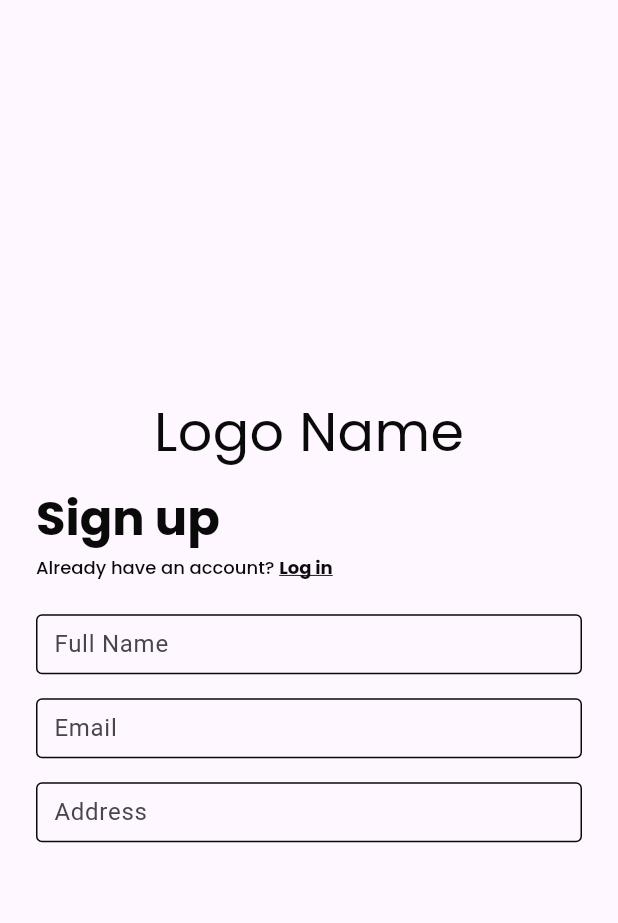
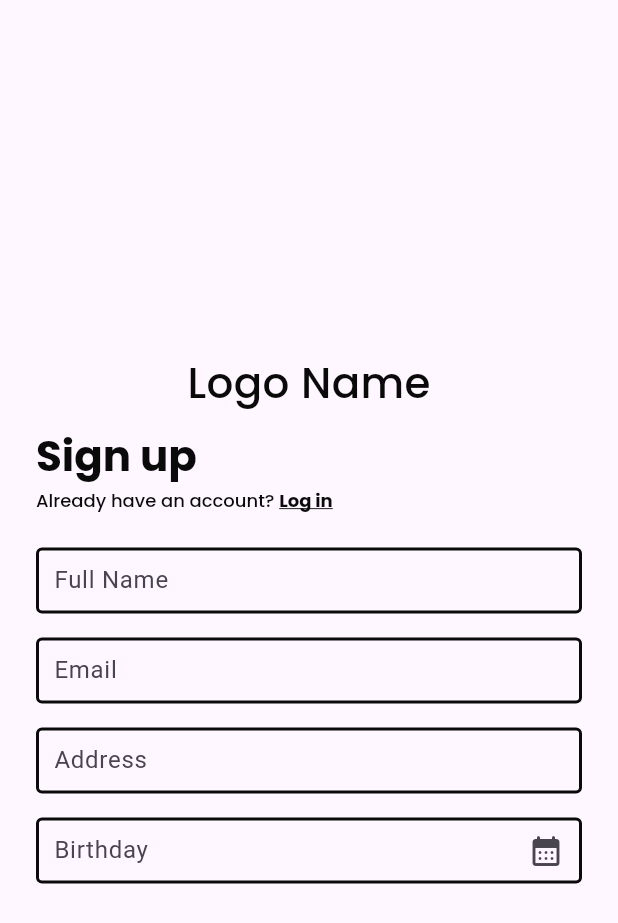
Before and after one commit to KapOllie/AdditionHills, a Flutter app: the SignupPage screen opened directly, on a phone screen of 412 x 824 dp. Shown: the top 923 px of the screen. Run offline on Flutter 3.47's test engine with Material 3 defaults, Android fonts, the phone set to English and light mode, and no system bars; our stand-ins replace google_fonts.

Commit message:
2nd Commit

```diff
--- a/lib/main.dart
+++ b/lib/main.dart
@@ -1,8 +1,10 @@
 import 'package:flutter/material.dart';
 import 'package:flutter_addition_hills/components/custom_scaffold.dart';
+import 'package:flutter_addition_hills/pages/admin_page.dart';
 import 'package:flutter_addition_hills/pages/document_request_page.dart';
 // import 'package:flutter_addition_hills/pages/homepage_page.dart';
-// import 'package:flutter_addition_hills/pages/login_page.dart';
+import 'package:flutter_addition_hills/pages/login_page.dart';
+import 'package:flutter_addition_hills/pages/signup_page.dart';
 //import 'package:flutter_addition_hills/pages/signup_page.dart';
 //import 'package:flutter_addition_hills/pages/homepage_page.dart';
 //import 'package:flutter_addition_hills/pages/loading_page.dart';
@@ -18,7 +20,7 @@ class MyApp extends StatelessWidget {
   Widget build(BuildContext context) {
     return const MaterialApp(
       debugShowCheckedModeBanner: false,
-      home: DocumentRequestPage(),
+      home: AdminPage(),
     );
   }
 }
--- a/lib/pages/document_request_page.dart
+++ b/lib/pages/document_request_page.dart
@@ -30,7 +30,7 @@ class _DocumentRequestPageState extends State<DocumentRequestPage> {
             appBarTitle: Text('LOGO NAME',
                 style: GoogleFonts.poppins(
                     textStyle: const TextStyle(
-                        color: Color(0xffFFFFFF),
+                        color: Color.fromARGB(255, 99, 87, 87),
                         fontSize: 20,
                         fontWeight: FontWeight.w400))),
             appBar: AppBar(),
--- a/lib/pages/signup_page.dart
+++ b/lib/pages/signup_page.dart
@@ -1,5 +1,6 @@
 import 'package:flutter/material.dart';
 import 'package:google_fonts/google_fonts.dart';
+import 'package:intl/intl.dart';
 
 class SignupPage extends StatefulWidget {
   const SignupPage({super.key});
@@ -9,7 +10,23 @@ class SignupPage extends StatefulWidget {
 }
 
 class _SignupPageState extends State<SignupPage> {
+  DateTime? _birthDate;
   final TextEditingController _controller = TextEditingController();
+  final _birthDayText = TextEditingController();
+  void _showDatePicker() {
+    showDatePicker(
+            context: context,
+            initialDate: DateTime.now(),
+            firstDate: DateTime(1900),
+            lastDate: DateTime(2025))
+        .then((value) {
+      setState(() {
+        _birthDate = value!;
+        _birthDayText.text = DateFormat('MM/dd/yy').format(_birthDate!);
+      });
+    });
+  }
+
   @override
   Widget build(BuildContext context) {
     return Scaffold(
@@ -26,8 +43,8 @@ class _SignupPageState extends State<SignupPage> {
                       'Logo Name',
                       style: GoogleFonts.poppins(
                           textStyle: const TextStyle(
-                              fontSize: 36,
-                              fontWeight: FontWeight.w400,
+                              fontSize: 28,
+                              fontWeight: FontWeight.w500,
                               color: Color(0xff0a0a0a))),
                     ),
                   ),
@@ -42,7 +59,7 @@ class _SignupPageState extends State<SignupPage> {
                           style: GoogleFonts.poppins(
                               textStyle: const TextStyle(
                                   color: Color(0xff0a0a0a),
-                                  fontSize: 32,
+                                  fontSize: 28,
                                   fontWeight: FontWeight.w700))),
                       TextSpan(
                           text: 'Already have an account? ',
@@ -65,14 +82,14 @@ class _SignupPageState extends State<SignupPage> {
                 const SizedBox(height: 14),
                 Container(
                   margin: const EdgeInsets.symmetric(vertical: 8),
-                  height: 40,
+                  height: 44,
                   child: TextFormField(
                     decoration: const InputDecoration(
+                        labelText: 'Full Name',
                         contentPadding: EdgeInsets.all(8),
-                        hintText: 'Full Name',
                         enabledBorder: OutlineInputBorder(
                             borderSide:
-                                BorderSide(color: Color(0xff0a0a0a), width: 1)),
+                                BorderSide(color: Color(0xff0a0a0a), width: 2)),
                         focusedBorder: OutlineInputBorder(
                             borderSide: BorderSide(
                                 color: Color(0xff0a0a0a), width: 1.5))),
@@ -80,14 +97,14 @@ class _SignupPageState extends State<SignupPage> {
                 ),
                 Container(
                   margin: const EdgeInsets.symmetric(vertical: 8),
-                  height: 40,
+                  height: 44,
                   child: TextFormField(
                     decoration: const InputDecoration(
+                        labelText: 'Email',
                         contentPadding: EdgeInsets.all(8),
-                        hintText: 'Email',
                         enabledBorder: OutlineInputBorder(
                             borderSide:
-                                BorderSide(color: Color(0xff0a0a0a), width: 1)),
+                                BorderSide(color: Color(0xff0a0a0a), width: 2)),
                         focusedBorder: OutlineInputBorder(
                             borderSide: BorderSide(
                                 color: Color(0xff0a0a0a), width: 1.5))),
@@ -95,18 +112,40 @@ class _SignupPageState extends State<SignupPage> {
                 ),
                 Container(
                   margin: const EdgeInsets.symmetric(vertical: 8),
-                  height: 40,
+                  height: 44,
                   child: TextFormField(
                     decoration: const InputDecoration(
+                        labelText: 'Address',
                         contentPadding: EdgeInsets.all(8),
-                        hintText: 'Address',
                         enabledBorder: OutlineInputBorder(
                             borderSide:
-                                BorderSide(color: Color(0xff0a0a0a), width: 1)),
+                                BorderSide(color: Color(0xff0a0a0a), width: 2)),
                         focusedBorder: OutlineInputBorder(
                             borderSide: BorderSide(
                                 color: Color(0xff0a0a0a), width: 1.5))),
                   ),
+                ),
+                Container(
+                  margin: const EdgeInsets.symmetric(vertical: 8),
+                  height: 44,
+                  child: TextFormField(
+                      readOnly: true,
+                      decoration: InputDecoration(
+                        labelText: 'Birthday',
+                        contentPadding: const EdgeInsets.all(8),
+                        enabledBorder: const OutlineInputBorder(
+                            borderSide:
+                                BorderSide(color: Color(0xff0a0a0a), width: 2)),
+                        focusedBorder: const OutlineInputBorder(
+                            borderSide:
+                                BorderSide(color: Color(0xff0a0a0a), width: 2)),
+                        suffixIcon: IconButton(
+                            icon: const Icon(Icons.calendar_month_rounded),
+                            onPressed: () {
+                              _showDatePicker();
+                            }),
+                      ),
+                      controller: _birthDayText),
                 )
               ],
             ),
--- a/pubspec.yaml
+++ b/pubspec.yaml
@@ -36,6 +36,7 @@ dependencies:
   # Use with the CupertinoIcons class for iOS style icons.
   cupertino_icons: ^1.0.6
   google_fonts: ^6.1.0
+  intl: ^0.19.0
 
 dev_dependencies:
   flutter_test:
```
Also changed, not shown: lib/Screens/documents/provider/documents_screen.dart (added, +67 -0 lines), lib/components/provider/main_screen_provider.dart (added, +27 -0 lines), lib/components/side_menu.dart (added, +59 -0 lines), lib/dashboard/dashboard_screen.dart (added, +20 -0 lines), lib/pages/admin_page.dart (added, +47 -0 lines), lib/user_management_screen/user_management.dart (added, +69 -0 lines), pubspec.lock.
